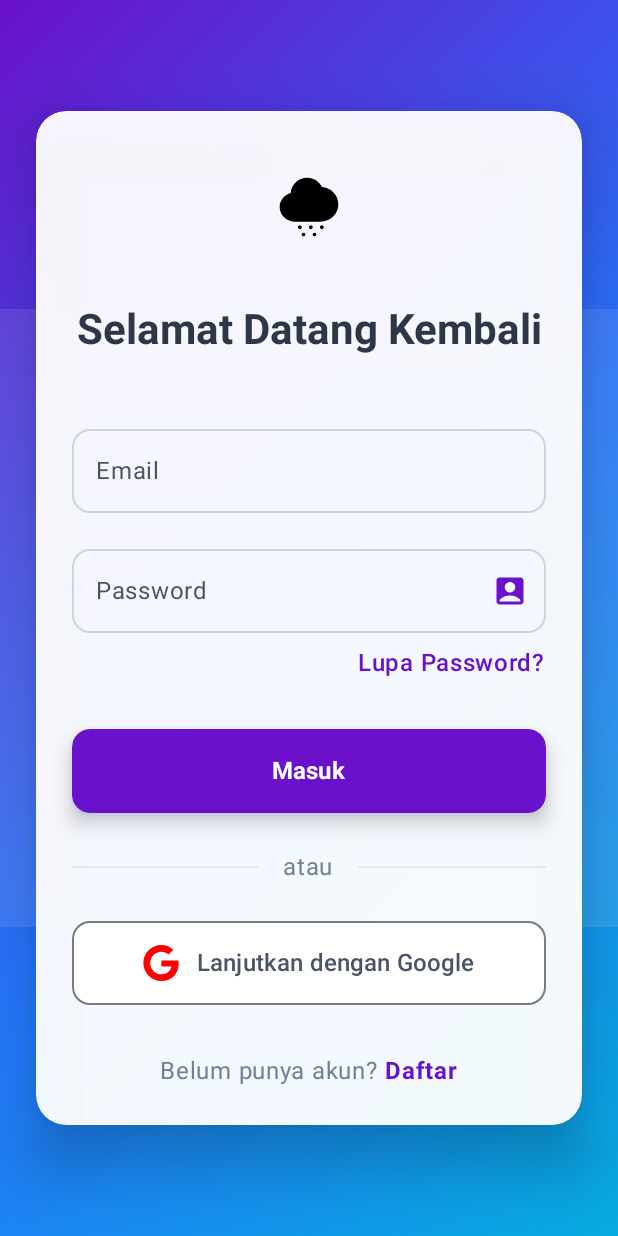
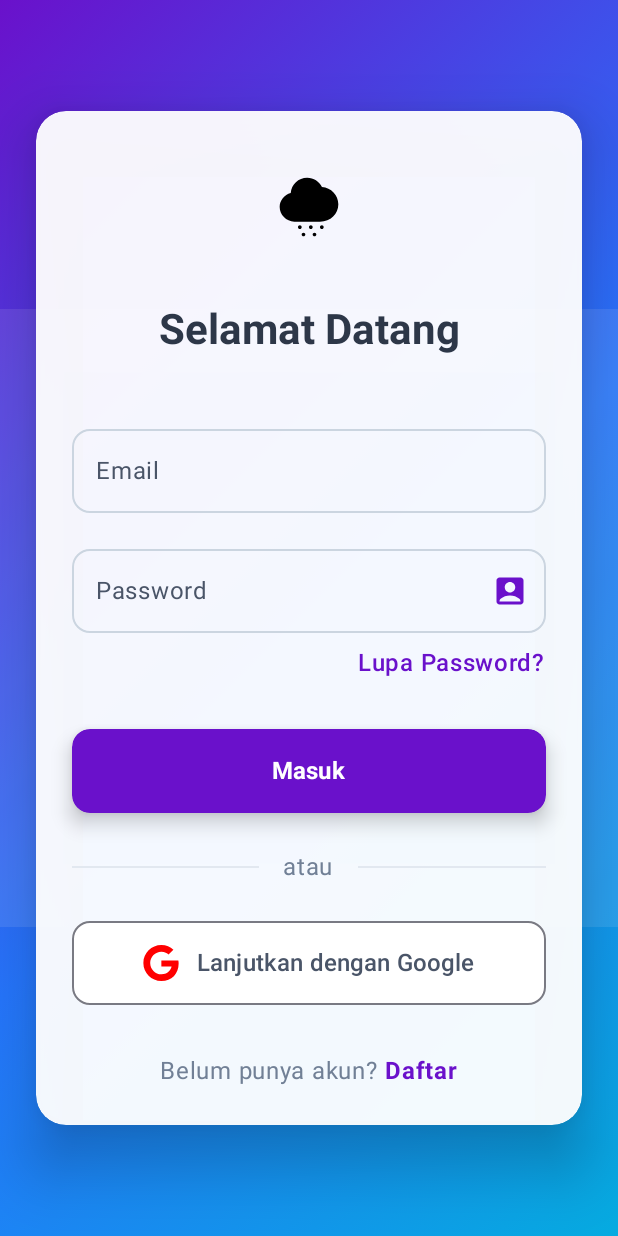
Before and after one commit to ujangaripin24/KotlinAndroidApp1, an Android app built with Jetpack Compose: the LoginScreen screen opened through its navigation route, on a phone screen of 412 x 824 dp. Run offline under Robolectric (Android 15) with nearby library versions, the light colour scheme and no system bars; libraries missing offline, so code that uses them is left out: com.mapbox.common; 1 statement that could not run was skipped.

Commit message:
[LoginScreen.kt] change some page

```diff
--- a/app/src/main/java/com/example/kotlinandroidapp1/ui/login_screen/LoginScreen.kt
+++ b/app/src/main/java/com/example/kotlinandroidapp1/ui/login_screen/LoginScreen.kt
@@ -164,7 +164,7 @@ fun LoginScreen(
                     Spacer(modifier = Modifier.height(24.dp))
 
                     Text(
-                        text = "Selamat Datang Kembali",
+                        text = "Selamat Datang",
                         style = MaterialTheme.typography.headlineMedium.copy(
                             fontWeight = FontWeight.Bold,
                             color = Color(0xFF2D3748)
```
